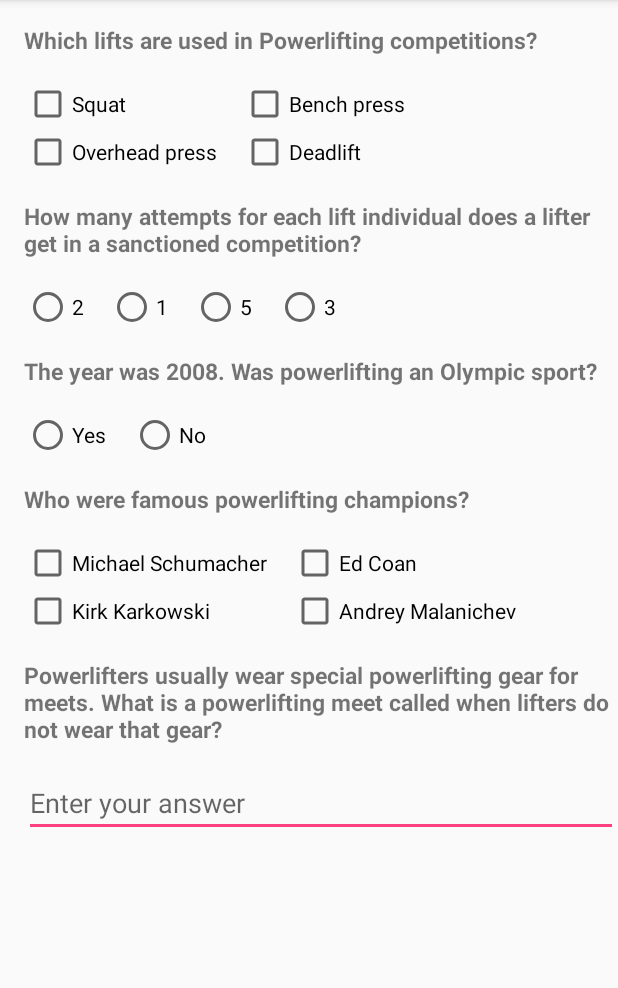
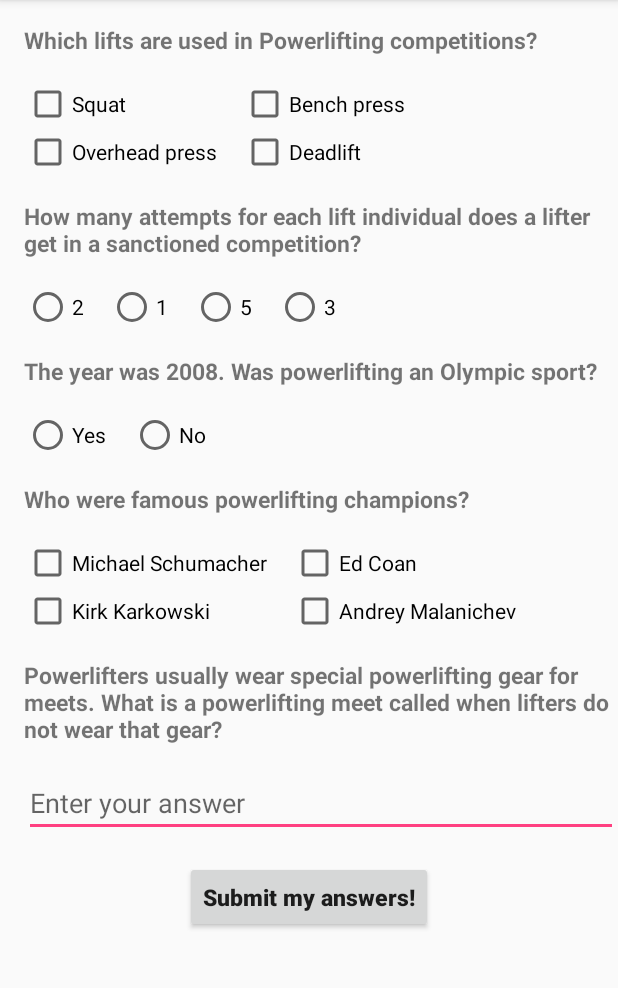
Before and after one commit to joachimharms/Powerlifting-Quiz, an Android app: the screen it shows after launch (MainActivity), on a phone screen of 412 x 824 dp, the part 84-1072 px from its top. Run offline under Robolectric (Android 15) with nearby library versions, the phone set to English and light mode, and no system bars.

Commit message:
Add submit answers button to activity_main.xml -done

```diff
--- a/app/src/main/res/layout/activity_main.xml
+++ b/app/src/main/res/layout/activity_main.xml
@@ -276,5 +276,16 @@
             android:hint="Enter your answer"
             android:inputType="textCapWords"
             android:textAllCaps="false"/>
+
+        <Button
+            android:layout_width="wrap_content"
+            android:layout_height="wrap_content"
+            android:text="Submit my answers!"
+            android:layout_gravity="center_horizontal"
+            android:layout_marginTop="16dp"
+            android:textAllCaps="false"
+            android:textStyle="bold"
+            android:textSize="15sp"
+            />
     </LinearLayout>
 </ScrollView>
```
